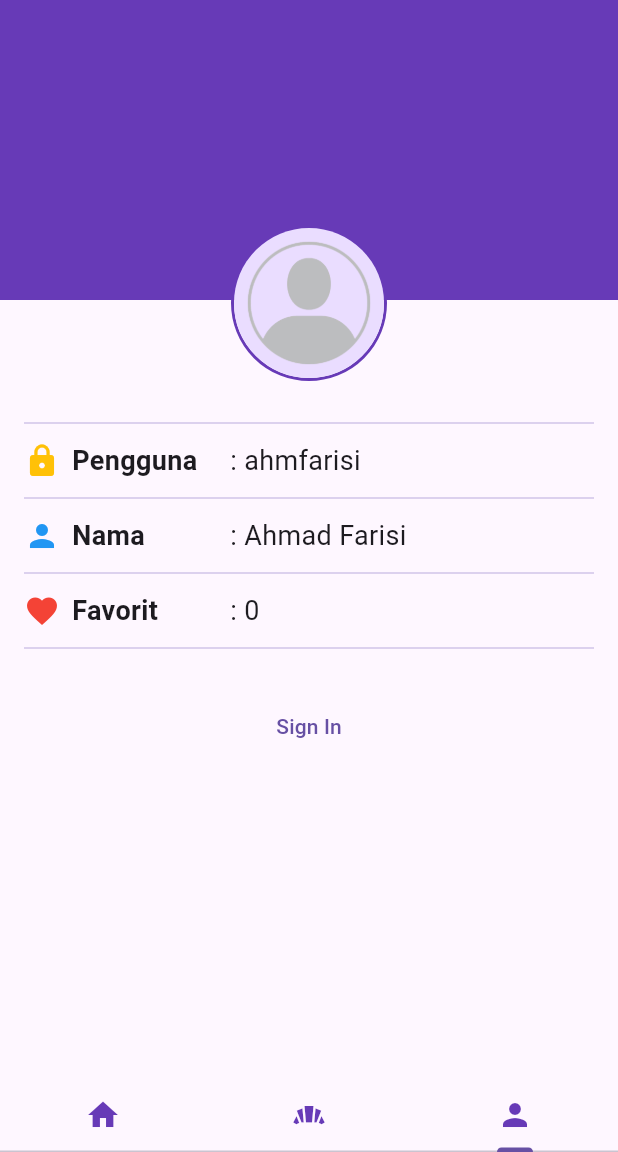
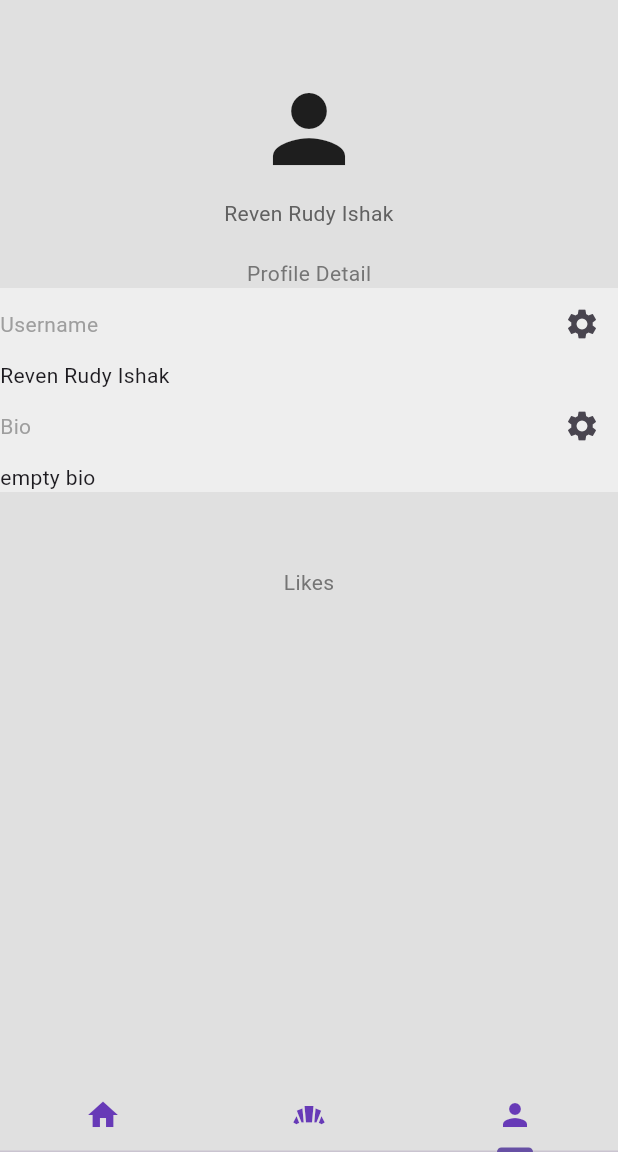
Before and after one commit to VanessJh0/Pempek-Candy, a Flutter app: the TabBarHome screen opened directly, item 3 of the bottom bar chosen, on a phone screen of 412 x 824 dp, the part 84-1236 px from its top. Run offline on Flutter 3.47's test engine with Material 3 defaults, Android fonts, the phone set to English and light mode, and no system bars.

Commit message:
added Favourite Fiture

```diff
--- /dev/null
+++ b/lib/screens/profile.dart
@@ -0,0 +1,162 @@
+import 'package:flutter/material.dart';
+import 'package:pempek_candy/provider/favorite_provider.dart';
+import 'package:provider/provider.dart';
+
+class Profile extends StatelessWidget {
+  const Profile({super.key});
+  final String user = 'Reven Rudy Ishak';
+
+  @override
+  Widget build(BuildContext context) {
+    final provider = Provider.of<FavoriteProvider>(context);
+    final menus = provider.menu;
+    return Column(
+      children: [
+        const SizedBox(height: 50.0),
+        const Icon(
+          Icons.person,
+          size: 72,
+        ),
+        //
+        const SizedBox(height: 10.0),
+        //
+        Text(
+          user,
+          textAlign: TextAlign.center,
+          style: TextStyle(color: Colors.grey.shade700),
+        ),
+        //
+        const SizedBox(height: 20.0),
+        //
+        Padding(
+          padding: const EdgeInsets.symmetric(horizontal: 25.0),
+          child: Text(
+            'Profile Detail',
+            style: TextStyle(color: Colors.grey.shade600),
+          ),
+        ),
+        //
+        const TextBox(
+          text: 'Reven Rudy Ishak',
+          sectionName: 'Username',
+        ),
+        //
+        const TextBox(
+          text: 'empty bio',
+          sectionName: 'Bio',
+        ),
+        //
+        const SizedBox(height: 50.0),
+        //
+        Padding(
+          padding: const EdgeInsets.symmetric(horizontal: 25.0),
+          child: Text(
+            'Likes',
+            style: TextStyle(color: Colors.grey.shade600),
+          ),
+        ),
+        //
+        const SizedBox(height: 20.0),
+        //
+        Expanded(
+          child: ListView.builder(
+            itemCount: menus.length,
+            itemBuilder: (context, index) {
+              final menu = menus[index];
+              return Container(
+                padding: EdgeInsets.only(bottom: 8.0),
+                decoration: BoxDecoration(
+                    color: Colors.grey.shade200,
+                    border: Border(bottom: BorderSide(color: Colors.grey))),
+                child: Row(
+                  mainAxisSize: MainAxisSize.min,
+                  crossAxisAlignment: CrossAxisAlignment.start,
+                  children: [
+                    Expanded(
+                      flex: 1,
+                      child: Image.asset(
+                        'images/macam_pempek.jpg',
+                      ),
+                    ),
+                    Expanded(
+                      flex: 2,
+                      child: Padding(
+                        padding: const EdgeInsets.all(8.0),
+                        child: Column(
+                          crossAxisAlignment: CrossAxisAlignment.start,
+                          mainAxisSize: MainAxisSize.min,
+                          children: [
+                            Text(
+                              menu.name,
+                              style: const TextStyle(
+                                fontSize: 16.0,
+                              ),
+                            ),
+                            const SizedBox(height: 10.0),
+                            Text(menu.price.toString()),
+                            IconButton(
+                              onPressed: () {
+                                provider.toggleFavorite(menu);
+                              },
+                              icon: provider.isExist(menu)
+                                  ? const Icon(
+                                      Icons.favorite,
+                                      color: Colors.red,
+                                    )
+                                  : const Icon(Icons.favorite_border),
+                            ),
+                          ],
+                        ),
+                      ),
+                    )
+                  ],
+                ),
+              );
+            },
+          ),
+        )
+      ],
+    );
+  }
+}
+
+class TextBox extends StatelessWidget {
+  final String sectionName;
+  final String text;
+
+  const TextBox({
+    super.key,
+    required this.text,
+    required this.sectionName,
+  });
+
+  @override
+  Widget build(BuildContext context) {
+    return Container(
+      decoration: BoxDecoration(
+        color: Colors.grey.shade200,
+      ),
+      child: Column(
+        crossAxisAlignment: CrossAxisAlignment.start,
+        children: [
+          Row(
+            mainAxisAlignment: MainAxisAlignment.spaceBetween,
+            children: [
+              Text(
+                sectionName,
+                style: TextStyle(
+                  color: Colors.grey.shade500,
+                ),
+              ),
+              IconButton(
+                icon: const Icon(Icons.settings),
+                onPressed: () {},
+              ),
+            ],
+          ),
+          Text(text),
+        ],
+      ),
+    );
+  }
+}
--- a/lib/screens/profile_screen.dart
+++ b/lib/screens/profile_screen.dart
@@ -27,8 +27,7 @@ class _ProfileScreenState extends State<ProfileScreen> {
 
   @override
   Widget build(BuildContext context) {
-    return Scaffold(
-      body: Stack(
+    return Stack(
       children: [
         Container(
           height: 200,
@@ -199,13 +198,11 @@ class _ProfileScreenState extends State<ProfileScreen> {
               isSignedIn
                   ? TextButton(
                       onPressed: signOut, child: const Text('Sign Out'))
-                    : TextButton(
-                        onPressed: signIn, child: const Text('Sign In'))
+                  : TextButton(onPressed: signIn, child: const Text('Sign In'))
             ],
           ),
         ),
       ],
-      ),
     );
   }
 }
--- a/lib/screens/tab_bar_home.dart
+++ b/lib/screens/tab_bar_home.dart
@@ -1,6 +1,7 @@
 import 'package:flutter/material.dart';
 import 'package:pempek_candy/screens/branch_screen.dart';
 import 'package:pempek_candy/screens/home_screen.dart';
+import 'package:pempek_candy/screens/profile.dart';
 import 'package:pempek_candy/screens/profile_screen.dart';
 
 class TabBarHome extends StatelessWidget {
@@ -11,6 +12,7 @@ class TabBarHome extends StatelessWidget {
     return DefaultTabController(
       length: 3,
       child: Scaffold(
+        backgroundColor: Colors.grey.shade300,
         appBar: AppBar(
           title: const Text(
             'PEMPEK CANDY',
@@ -20,7 +22,7 @@ class TabBarHome extends StatelessWidget {
           children: [
             HomeScreen(),
             BranchScreen(),
-            ProfileScreen(),
+            Profile(),
           ],
         ),
         bottomNavigationBar: Container(
--- a/pubspec.yaml
+++ b/pubspec.yaml
@@ -9,6 +9,7 @@ environment:
 dependencies:
   flutter:
     sdk: flutter
+  provider: ^6.1.1
 
 dev_dependencies:
   flutter_test:
```
Also changed, not shown: lib/main.dart (+25 -4 lines), lib/provider/favorite_provider.dart (added, +27 -0 lines), lib/screens/branch_menu.dart (+15 -26 lines), lib/screens/branch_screen.dart (+2 -5 lines), pubspec.lock. Lines whose indentation alone changed are shown as unchanged.
